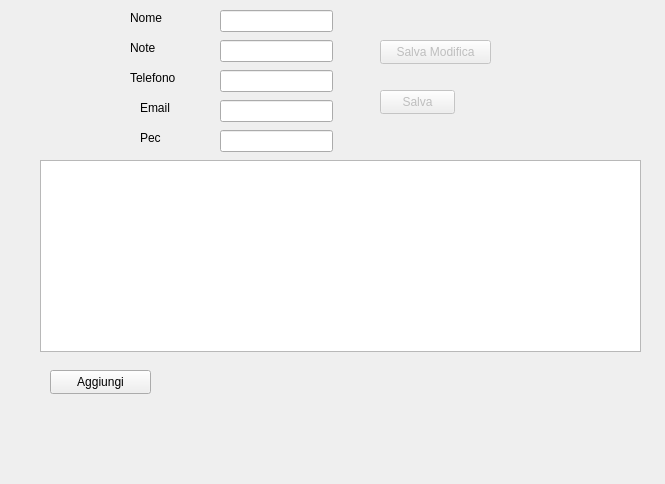
Above: professionisti.ui from tarateo78/Praticometro before the change. Below: the same form after it.
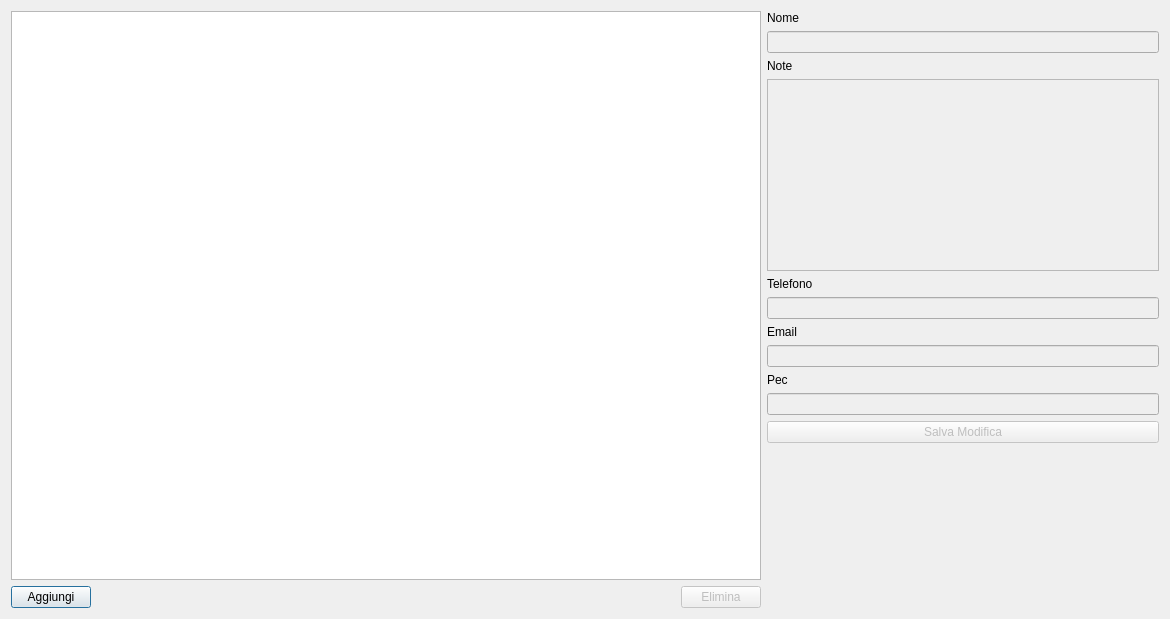
That is the form after the change.

Commit message: Impaginazione professionisti

What changed in the file:
```diff
--- a/professionisti.ui
+++ b/professionisti.ui
@@ -6,186 +6,166 @@
    <rect>
     <x>0</x>
     <y>0</y>
-    <width>665</width>
-    <height>484</height>
+    <width>1170</width>
+    <height>619</height>
    </rect>
   </property>
   <property name="windowTitle">
    <string>Dialog</string>
   </property>
+  <layout class="QHBoxLayout" name="horizontalLayout_2">
+   <item>
+    <layout class="QVBoxLayout" name="verticalLayout_2">
+     <item>
   <widget class="QTableWidget" name="tabella">
-   <property name="geometry">
-    <rect>
-     <x>40</x>
-     <y>160</y>
-     <width>601</width>
-     <height>192</height>
-    </rect>
+       <property name="minimumSize">
+        <size>
+         <width>750</width>
+         <height>0</height>
+        </size>
+       </property>
+       <property name="selectionMode">
+        <enum>QAbstractItemView::SingleSelection</enum>
    </property>
    <property name="selectionBehavior">
     <enum>QAbstractItemView::SelectRows</enum>
    </property>
   </widget>
+     </item>
+     <item>
+      <layout class="QHBoxLayout" name="horizontalLayout">
+       <item>
+        <widget class="QPushButton" name="btnAggiungi">
+         <property name="text">
+          <string>Aggiungi</string>
+         </property>
+        </widget>
+       </item>
+       <item>
+        <spacer name="horizontalSpacer">
+         <property name="orientation">
+          <enum>Qt::Horizontal</enum>
+         </property>
+         <property name="sizeHint" stdset="0">
+          <size>
+           <width>40</width>
+           <height>20</height>
+          </size>
+         </property>
+        </spacer>
+       </item>
+       <item>
+        <widget class="QPushButton" name="btnElimina">
+         <property name="enabled">
+          <bool>false</bool>
+         </property>
+         <property name="text">
+          <string>Elimina</string>
+         </property>
+        </widget>
+       </item>
+      </layout>
+     </item>
+    </layout>
+   </item>
+   <item>
+    <layout class="QVBoxLayout" name="verticalLayout">
+     <item>
   <widget class="QLabel" name="label">
-   <property name="geometry">
-    <rect>
-     <x>130</x>
-     <y>10</y>
-     <width>49</width>
-     <height>16</height>
-    </rect>
-   </property>
    <property name="text">
     <string>Nome</string>
    </property>
   </widget>
+     </item>
+     <item>
+      <widget class="QLineEdit" name="nomeEdit">
+       <property name="enabled">
+        <bool>false</bool>
+       </property>
+      </widget>
+     </item>
+     <item>
   <widget class="QLabel" name="label_2">
-   <property name="geometry">
-    <rect>
-     <x>130</x>
-     <y>40</y>
-     <width>49</width>
-     <height>16</height>
-    </rect>
-   </property>
    <property name="text">
     <string>Note</string>
    </property>
   </widget>
-  <widget class="QLineEdit" name="nomeEdit">
-   <property name="geometry">
-    <rect>
-     <x>220</x>
-     <y>10</y>
-     <width>113</width>
-     <height>22</height>
-    </rect>
-   </property>
-  </widget>
-  <widget class="QLineEdit" name="noteEdit">
-   <property name="geometry">
-    <rect>
-     <x>220</x>
-     <y>40</y>
-     <width>113</width>
-     <height>22</height>
-    </rect>
-   </property>
-  </widget>
-  <widget class="QLineEdit" name="telefonoEdit">
-   <property name="geometry">
-    <rect>
-     <x>220</x>
-     <y>70</y>
-     <width>113</width>
-     <height>22</height>
-    </rect>
-   </property>
-  </widget>
-  <widget class="QLineEdit" name="emailEdit">
-   <property name="geometry">
-    <rect>
-     <x>220</x>
-     <y>100</y>
-     <width>113</width>
-     <height>22</height>
-    </rect>
-   </property>
-  </widget>
-  <widget class="QLineEdit" name="pecEdit">
-   <property name="geometry">
-    <rect>
-     <x>220</x>
-     <y>130</y>
-     <width>113</width>
-     <height>22</height>
-    </rect>
-   </property>
-  </widget>
+     </item>
+     <item>
+      <widget class="QPlainTextEdit" name="noteEdit">
+       <property name="enabled">
+        <bool>false</bool>
+       </property>
+      </widget>
+     </item>
+     <item>
   <widget class="QLabel" name="label_3">
-   <property name="geometry">
-    <rect>
-     <x>130</x>
-     <y>70</y>
-     <width>49</width>
-     <height>16</height>
-    </rect>
-   </property>
    <property name="text">
     <string>Telefono</string>
    </property>
   </widget>
+     </item>
+     <item>
+      <widget class="QLineEdit" name="telefonoEdit">
+       <property name="enabled">
+        <bool>false</bool>
+       </property>
+      </widget>
+     </item>
+     <item>
   <widget class="QLabel" name="label_4">
-   <property name="geometry">
-    <rect>
-     <x>140</x>
-     <y>100</y>
-     <width>49</width>
-     <height>16</height>
-    </rect>
-   </property>
    <property name="text">
     <string>Email</string>
    </property>
   </widget>
+     </item>
+     <item>
+      <widget class="QLineEdit" name="emailEdit">
+       <property name="enabled">
+        <bool>false</bool>
+       </property>
+      </widget>
+     </item>
+     <item>
   <widget class="QLabel" name="label_5">
-   <property name="geometry">
-    <rect>
-     <x>140</x>
-     <y>130</y>
-     <width>49</width>
-     <height>16</height>
-    </rect>
-   </property>
    <property name="text">
     <string>Pec</string>
    </property>
   </widget>
+     </item>
+     <item>
+      <widget class="QLineEdit" name="pecEdit">
+       <property name="enabled">
+        <bool>false</bool>
+       </property>
+      </widget>
+     </item>
+     <item>
   <widget class="QPushButton" name="btnModifica">
    <property name="enabled">
     <bool>false</bool>
    </property>
-   <property name="geometry">
-    <rect>
-     <x>380</x>
-     <y>40</y>
-     <width>111</width>
-     <height>24</height>
-    </rect>
-   </property>
    <property name="text">
     <string>Salva Modifica</string>
    </property>
   </widget>
-  <widget class="QPushButton" name="btnAggiungi">
-   <property name="geometry">
-    <rect>
-     <x>50</x>
-     <y>370</y>
-     <width>101</width>
-     <height>24</height>
-    </rect>
-   </property>
-   <property name="text">
-    <string>Aggiungi</string>
-   </property>
-  </widget>
-  <widget class="QPushButton" name="pushButton">
-   <property name="enabled">
-    <bool>false</bool>
-   </property>
-   <property name="geometry">
-    <rect>
-     <x>380</x>
-     <y>90</y>
-     <width>75</width>
-     <height>24</height>
-    </rect>
-   </property>
-   <property name="text">
-    <string>Salva</string>
-   </property>
-  </widget>
+     </item>
+     <item>
+      <spacer name="verticalSpacer">
+       <property name="orientation">
+        <enum>Qt::Vertical</enum>
+       </property>
+       <property name="sizeHint" stdset="0">
+        <size>
+         <width>20</width>
+         <height>40</height>
+        </size>
+       </property>
+      </spacer>
+     </item>
+    </layout>
+   </item>
+  </layout>
  </widget>
  <resources/>
  <connections/>
```
Lines whose indentation alone changed are shown as unchanged. The commit also changes 2 other files.
